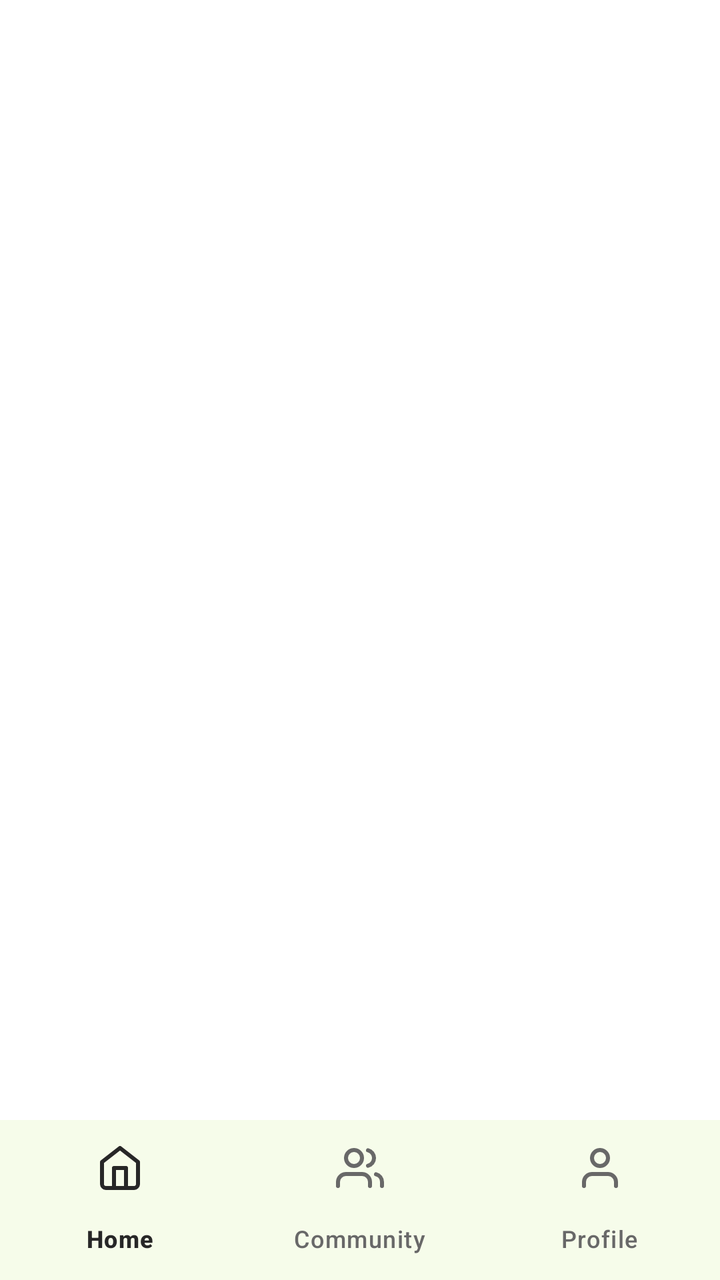
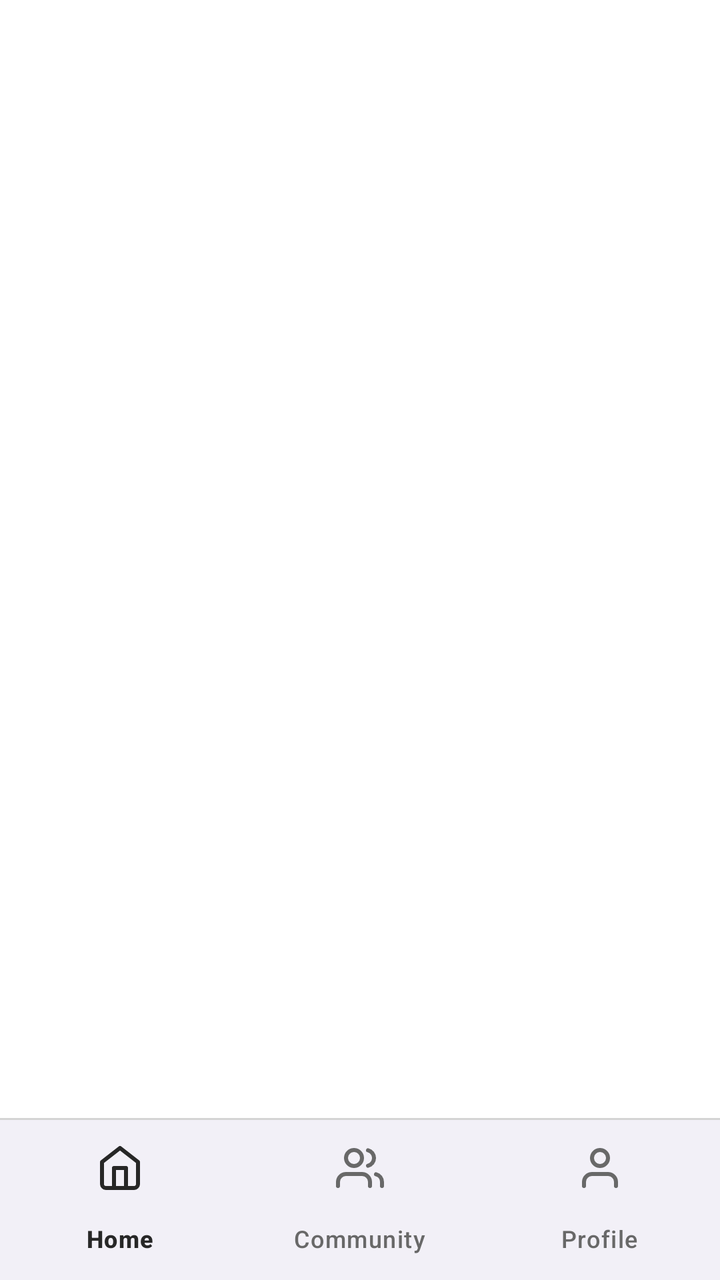

An Android layout rendered at two revisions. The XML below is the earlier revision; the diff shows what the commit changed to produce the second picture.
<!-- AndroidManifest.xml: application theme Theme.OurCourt -->
<!-- res/layout/activity_main.xml -->
<?xml version="1.0" encoding="utf-8"?>
<androidx.constraintlayout.widget.ConstraintLayout xmlns:android="http://schemas.android.com/apk/res/android"
    xmlns:app="http://schemas.android.com/apk/res-auto"
    android:id="@+id/main"
    android:layout_width="match_parent"
    android:layout_height="match_parent"
    android:background="@color/white">

    <FrameLayout
        android:id="@+id/fragment_container"
        android:layout_width="0dp"
        android:layout_height="0dp"
        app:layout_constraintBottom_toTopOf="@id/bottom_navigation"
        app:layout_constraintEnd_toEndOf="parent"
        app:layout_constraintStart_toStartOf="parent"
        app:layout_constraintTop_toTopOf="parent" />

    <View
        android:layout_width="0dp"
        android:layout_height="1dp"
        android:background="#FFFFFF"
        app:layout_constraintBottom_toTopOf="@id/bottom_navigation"
        app:layout_constraintEnd_toEndOf="parent"
        app:layout_constraintStart_toStartOf="parent" />

    <com.google.android.material.bottomnavigation.BottomNavigationView
        android:id="@+id/bottom_navigation"
        android:layout_width="0dp"
        android:layout_height="wrap_content"
        android:background="#FFFFFF"
        app:backgroundTint="#FFFFFF"
        app:itemIconTint="@color/bottom_nav_color_selector"
        app:itemTextColor="@color/bottom_nav_color_selector"
        app:labelVisibilityMode="labeled"
        app:layout_constraintBottom_toBottomOf="parent"
        app:layout_constraintEnd_toEndOf="parent"
        app:layout_constraintStart_toStartOf="parent"
        app:materialThemeOverlay="@style/ThemeOverlay.OurCourt.BottomNav"
        app:menu="@menu/bottom_nav_menu" />

</androidx.constraintlayout.widget.ConstraintLayout>
<!-- resources referenced by this layout -->
<resources>
  <color name="white">#FFFFFFFF</color>
  <style name="ThemeOverlay.OurCourt.BottomNav" parent="">
          <item name="colorSecondaryContainer">#EEEEEE</item>
          <item name="colorOnSecondaryContainer">#272727</item>
          <item name="colorSurface">@color/white</item>
          <item name="colorSurfaceContainer">@color/white</item>
          <item name="backgroundTint">@color/white</item>
      </style>
  <style name="Theme.OurCourt" parent="Base.Theme.OurCourt" />
  <style name="Base.Theme.OurCourt" parent="Theme.Material3.DayNight.NoActionBar">
          <item name="android:windowBackground">@color/white</item>
          <item name="colorSurface">@color/white</item>
          <item name="colorOnSurface">#272727</item>
          <item name="colorPrimary">@color/tennis_ball_green</item>
          <item name="colorSecondary">@color/tennis_ball_green</item>
          <item name="colorPrimaryContainer">@color/tennis_ball_green</item>
          <item name="colorSecondaryContainer">#EEEEEE</item>
          <item name="colorOnPrimary">#000000</item>
          <item name="colorOnSecondary">#000000</item>
          <item name="colorControlActivated">@color/tennis_ball_green</item>
          <item name="colorAccent">@color/tennis_ball_green</item>
      </style>
  <color name="tennis_ball_green">#9AE600</color>
</resources>

<!-- the commit's change to res/layout/activity_main.xml (unified diff, before → after) -->
@@ -18,7 +18,7 @@
     <View
         android:layout_width="0dp"
         android:layout_height="1dp"
-        android:background="#FFFFFF"
+        android:background="#D4D4D4"
         app:layout_constraintBottom_toTopOf="@id/bottom_navigation"
         app:layout_constraintEnd_toEndOf="parent"
         app:layout_constraintStart_toStartOf="parent" />
@@ -28,6 +28,7 @@
         android:layout_width="0dp"
         android:layout_height="wrap_content"
         android:background="#FFFFFF"
+        android:theme="@style/ThemeOverlay.OurCourt.BottomNavTheme"
         app:backgroundTint="#FFFFFF"
         app:itemIconTint="@color/bottom_nav_color_selector"
         app:itemTextColor="@color/bottom_nav_color_selector"
<!-- resource entries referenced after the edit -->
@@ -7,6 +7,12 @@
           <item name="colorSurface">@color/white</item>
           <item name="colorSurfaceContainer">@color/white</item>
           <item name="backgroundTint">@color/white</item>
+      </style>
+  <style name="ThemeOverlay.OurCourt.BottomNavTheme" parent="Theme.Material3.DayNight.NoActionBar">
+          <item name="colorSurface">@color/white</item>
+          <item name="colorSurfaceContainer">@color/white</item>
+          <item name="colorSecondaryContainer">#EEEEEE</item>
+          <item name="colorOnSecondaryContainer">#272727</item>
       </style>
   <style name="Theme.OurCourt" parent="Base.Theme.OurCourt" />
   <style name="Base.Theme.OurCourt" parent="Theme.Material3.DayNight.NoActionBar">
